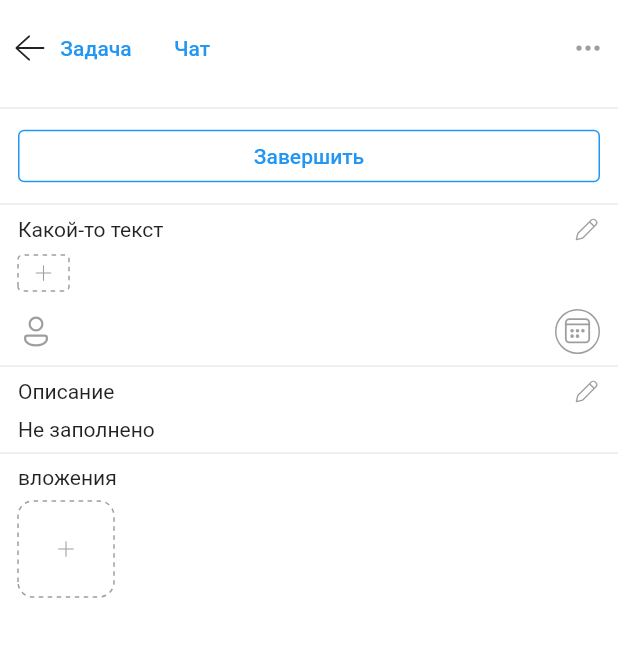
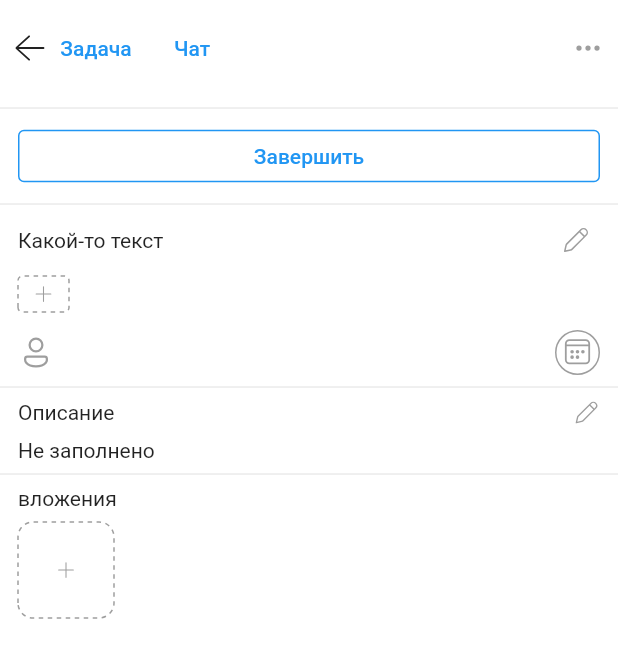
Before and after one commit to drygbezdrug/task_screen, a Flutter app: the screen it shows after launch, on a phone screen of 412 x 824 dp. Shown: the top 658 px of the screen. Run offline on Flutter 3.47's test engine with Material 2 defaults, Android fonts, the phone set to English and light mode, and no system bars; drawn by our look-alikes of dotted_border; our stand-ins replace fluentui_system_icons.

Commit message:
Some comments

```diff
--- a/lib/task_screen.dart
+++ b/lib/task_screen.dart
@@ -2,6 +2,7 @@ import 'package:dotted_border/dotted_border.dart';
 import 'package:fluentui_system_icons/fluentui_system_icons.dart';
 import 'package:flutter/material.dart';
 
+/* глобальные функции очень так себе идея */
 MaterialStateProperty<Color> getColor(Color color, Color colorPressed) {
   getColor(Set<MaterialState> states) {
     if (states.contains(MaterialState.pressed)) {
@@ -28,6 +29,8 @@ class TaskScreen extends StatelessWidget {
             children: [
               Padding(
                 padding: const EdgeInsets.all(8.0),
+                // должно было быть appbar'ом и закрепленно вверху экрана при скролле
+                // проверь в прототипе как это должно быть
                 child: Row(
                   mainAxisAlignment: MainAxisAlignment.start,
                   children: [
@@ -57,6 +60,16 @@ class TaskScreen extends StatelessWidget {
               Padding(
                 padding: const EdgeInsets.only(left: 12.0, right: 12.0),
                 child: OutlinedButton(
+                  // OutlinedButton.styleFrom(
+                  /// позволяет не иметь глобальную функцию getColor и передавать тип [Color]
+                  /*
+                  OutlinedButton.styleFrom(
+                    minimumSize: const Size.fromHeight(35),
+                    side: const BorderSide(color: Colors.blue),
+                    foregroundColor: Colors.blue,
+                    backgroundColor: Colors.white,
+                  ),
+                   */
                   style: ButtonStyle(
                     minimumSize:
                         const MaterialStatePropertyAll(Size.fromHeight(35)),
@@ -71,6 +84,7 @@ class TaskScreen extends StatelessWidget {
               ),
               const Divider(),
               Padding(
+                // могло быть константой и все другие такие же
                 padding: EdgeInsets.only(
                   left: 12.0,
                   right: 12,
@@ -80,10 +94,19 @@ class TaskScreen extends StatelessWidget {
                     Expanded(child: Text('Какой-то текст')),
                     InkWell(
                       onTap: () {},
-                      child: Icon(
-                        FluentIcons.edit_20_regular,
-                        color: Colors.grey,
-                        size: 18,
+                      customBorder: RoundedRectangleBorder(
+                        borderRadius: BorderRadius.circular(5),
+                      ),
+                      // что-то типо такого
+                      child: Container(
+                        height: 32,
+                        width: 32,
+                        alignment: AlignmentDirectional.center,
+                        child: const Icon(
+                          FluentIcons.edit_20_regular,
+                          color: Colors.grey,
+                          size: 20,
+                        ),
                       ),
                     )
                   ],
```
